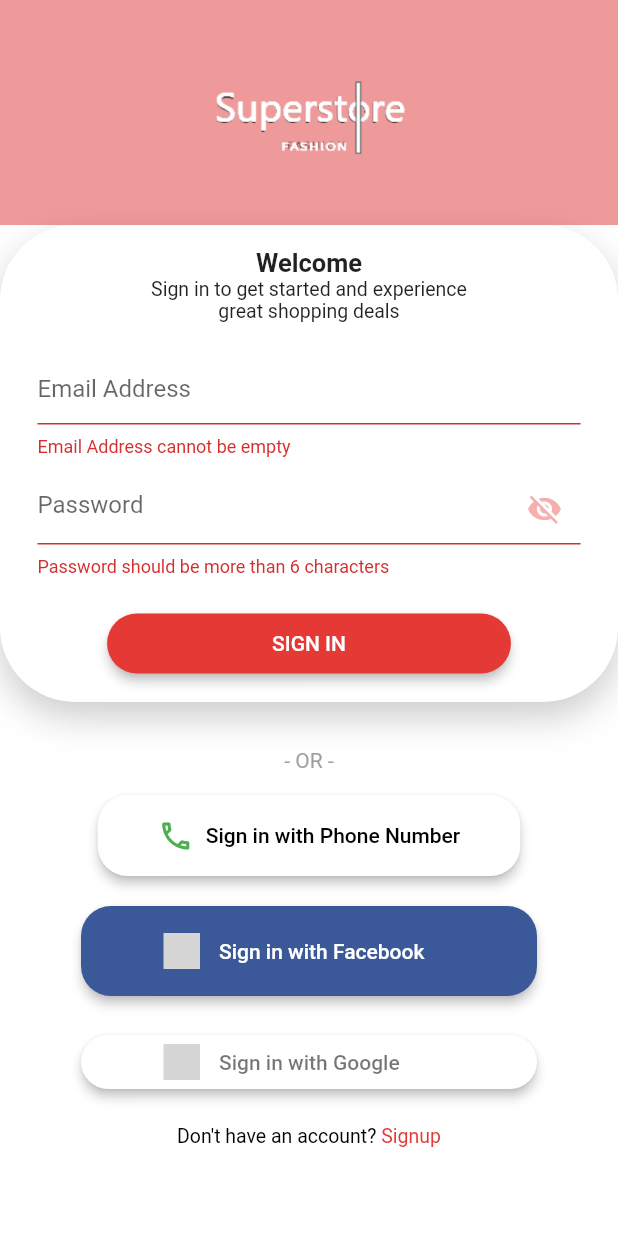
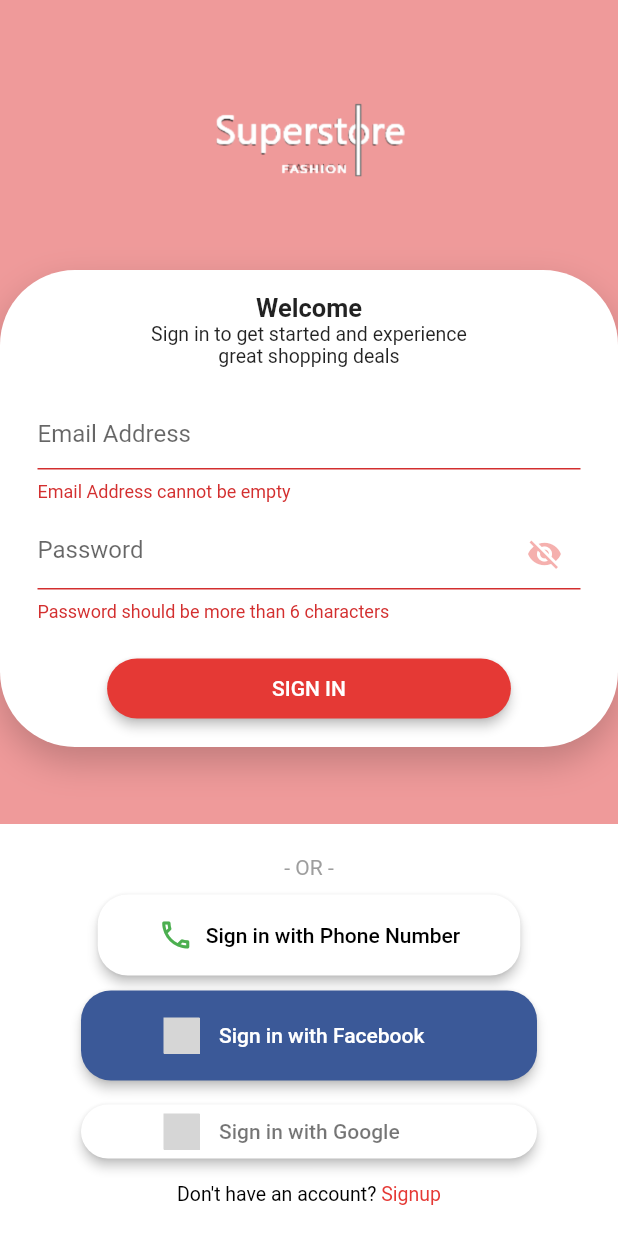
Before and after one commit to User-Experience-Design-SE3050-2021/se3050---uee-2021s2_reg_we_67, a Flutter app: the screen it shows after launch, after a tap on "SIGN IN", on a phone screen of 412 x 824 dp. Run offline on Flutter 3.47's test engine with Material 2 defaults, Android fonts, the light colour scheme and no system bars; our stand-ins replace flutter_signin_button, intl_phone_field; grey boxes are pictures that could not be loaded.

Commit message:
Changes made

```diff
--- a/lib/pages/signin.dart
+++ b/lib/pages/signin.dart
@@ -38,13 +38,13 @@
         key: scaffoldKey,
         backgroundColor: Colors.white,
         body: SafeArea(
-            child: Column(
-          children: <Widget>[
+            child: Column(children: [
           Container(
             width: MediaQuery.of(context).size.width,
-              height: 150,
+            height: MediaQuery.of(context).size.height / 1.5,
             color: Colors.red[200],
-              child: Stack(
+            child: Stack(children: [
+              Column(
                 children: [
                   Align(
                     alignment: Alignment.topCenter,
@@ -54,9 +54,6 @@
                         width: 180,
                         height: 180,
                       ),
-                    ),
-                  ),
-                ],
                     ),
                   ),
                   Container(
@@ -77,7 +74,8 @@
                       child: Column(children: <Widget>[
                         Text(
                           "Welcome",
-                    style: TextStyle(fontSize: 17, fontWeight: FontWeight.bold),
+                          style: TextStyle(
+                              fontSize: 17, fontWeight: FontWeight.bold),
                         ),
                         Text(
                           "Sign in to get started and experience",
@@ -103,10 +101,11 @@
                           decoration: new InputDecoration(
                             hintText: "Email Address",
                             enabledBorder: UnderlineInputBorder(
+                                borderSide: BorderSide(
+                                    color: Colors.grey.withOpacity(0.2))),
+                            focusedBorder: UnderlineInputBorder(
                                 borderSide:
-                              BorderSide(color: Colors.grey.withOpacity(0.2))),
-                      focusedBorder: UnderlineInputBorder(
-                          borderSide: BorderSide(color: Colors.red.shade600)),
+                                    BorderSide(color: Colors.red.shade600)),
                           ),
                         ),
                         SizedBox(height: 10),
@@ -126,10 +125,11 @@
                           decoration: new InputDecoration(
                             hintText: "Password",
                             enabledBorder: UnderlineInputBorder(
+                                borderSide: BorderSide(
+                                    color: Colors.grey.withOpacity(0.2))),
+                            focusedBorder: UnderlineInputBorder(
                                 borderSide:
-                              BorderSide(color: Colors.grey.withOpacity(0.2))),
-                      focusedBorder: UnderlineInputBorder(
-                          borderSide: BorderSide(color: Colors.red.shade600)),
+                                    BorderSide(color: Colors.red.shade600)),
                             suffixIcon: IconButton(
                               onPressed: () {
                                 setState(() {
@@ -170,10 +170,11 @@
                                   message = rsp['status'];
                                 });
                                 if (rsp['status'] == 1) {
-                             /* Navigator.push(
+                                  Navigator.push(
                                     context,
-                    MaterialPageRoute(builder: (context) => HomePage()),
-                  ); */
+                                    MaterialPageRoute(
+                                        builder: (context) => Phoneverify()),
+                                  );
                                 }
                               } else {
                                 setState(() {
@@ -187,13 +188,17 @@
                       ]),
                     ),
                   ),
-            SizedBox(height: 15),
+                ],
+              ),
+            ]),
+          ),
+          SizedBox(height: 5),
           Text(message),
           Text(
             '- OR -',
             style: TextStyle(fontSize: 14, color: Colors.grey),
           ),
-            SizedBox(height: 15),
+          SizedBox(height: 10),
           Container(
             child: ElevatedButton.icon(
               icon: Icon(
@@ -213,15 +218,14 @@
                 shape: RoundedRectangleBorder(
                   borderRadius: BorderRadius.circular(20),
                 ),
-                  padding:
-                      EdgeInsets.symmetric(horizontal: 40.0, vertical: 15.0),
+                padding: EdgeInsets.symmetric(horizontal: 40.0, vertical: 15.0),
 
                 primary: Colors.white, // background
                 onPrimary: Colors.black, // foreground
               ),
             ),
           ),
-            SizedBox(height: 20),
+          SizedBox(height: 10),
           Container(
             alignment: Alignment.center,
             child: SignInButton(
@@ -236,7 +240,7 @@
               padding: EdgeInsets.symmetric(horizontal: 42.0, vertical: 18.0),
             ),
           ),
-            SizedBox(height: 20),
+          SizedBox(height: 10),
           Container(
             alignment: Alignment.center,
             child: SignInButton(
@@ -251,7 +255,7 @@
               padding: EdgeInsets.symmetric(horizontal: 42.0, vertical: 1.0),
             ),
           ),
-            SizedBox(height: 18),
+          SizedBox(height: 10),
           Container(
             child: Row(
                 mainAxisAlignment: MainAxisAlignment.center,
@@ -274,13 +278,11 @@
                       onTap: () {
                         Navigator.push(
                           context,
-                            MaterialPageRoute(
-                                builder: (context) => SignUpPage()),
+                          MaterialPageRoute(builder: (context) => SignUpPage()),
                         );
                       })
                 ]),
           ),
-          ],
-        )));
+        ])));
   }
 }
--- a/pubspec.yaml
+++ b/pubspec.yaml
@@ -31,6 +31,7 @@
   intl_phone_field: ^2.1.0
   flutter_signin_button: ^2.0.0
   http: ^0.13.3
+  flutter_facebook_login: ^3.0.0
 
 
 dev_dependencies:
```
Also changed, not shown: pubspec.lock, 1 other file. Lines whose indentation alone changed are shown as unchanged.
